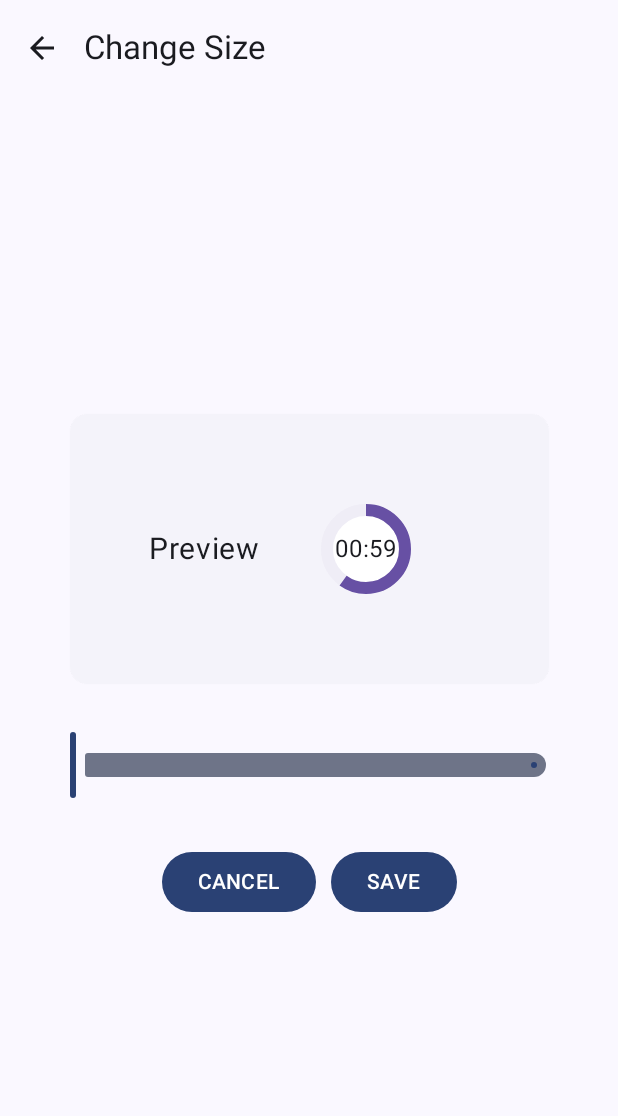
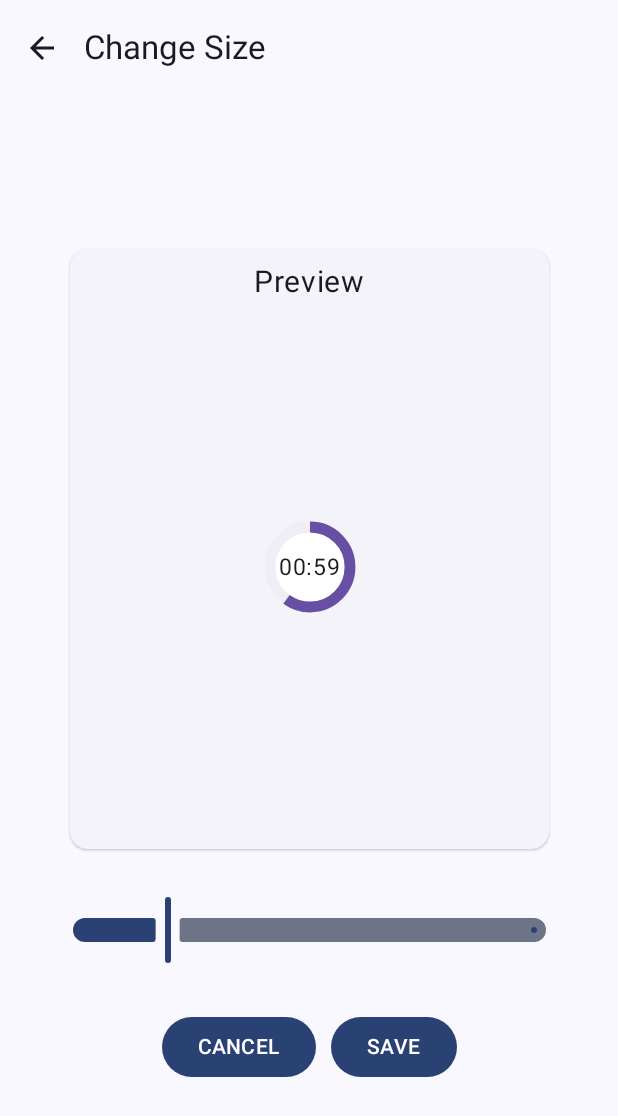
Before and after one commit to tberghuis/FloatingCountdownTimer, an Android app built with Jetpack Compose: the SizeSettingScreen screen opened through its navigation route, on a phone screen of 412 x 824 dp. Shown: the top 1116 px of the screen. Run offline under Robolectric (Android 15) with nearby library versions, the phone set to English and light mode, and no system bars; libraries missing offline, so code that uses them is left out: com.android.billingclient; 3 statements that could not run were skipped.

Commit message:
Extend allowed timer sizes and fix font scaling on most sizes

```diff
--- a/app/src/main/java/xyz/tberghuis/floatingtimer/composables/SettingsTimerPreviewCard.kt
+++ b/app/src/main/java/xyz/tberghuis/floatingtimer/composables/SettingsTimerPreviewCard.kt
@@ -2,7 +2,7 @@ package xyz.tberghuis.floatingtimer.composables
 
 import androidx.compose.foundation.layout.Arrangement
 import androidx.compose.foundation.layout.Box
-import androidx.compose.foundation.layout.Row
+import androidx.compose.foundation.layout.Column
 import androidx.compose.foundation.layout.fillMaxSize
 import androidx.compose.foundation.layout.fillMaxWidth
 import androidx.compose.foundation.layout.height
@@ -14,6 +14,7 @@ import androidx.compose.runtime.Composable
 import androidx.compose.ui.Alignment
 import androidx.compose.ui.Modifier
 import androidx.compose.ui.res.stringResource
+import androidx.compose.ui.text.style.TextAlign
 import androidx.compose.ui.unit.dp
 import androidx.compose.ui.unit.sp
 import xyz.tberghuis.floatingtimer.R
@@ -24,23 +25,27 @@ import xyz.tberghuis.floatingtimer.viewmodels.SettingsTimerPreviewVmc
 fun SettingsTimerPreviewCard(vmc: SettingsTimerPreviewVmc) {
   ElevatedCard(
     modifier = Modifier
-      .height(180.dp)
+      .height(400.dp)
       .fillMaxWidth()
   ) {
-    Row(
+    Column(
       modifier = Modifier
         .padding(10.dp)
         .fillMaxSize(),
-      horizontalArrangement = Arrangement.Center,
-      verticalAlignment = Alignment.CenterVertically,
+      horizontalAlignment = Alignment.CenterHorizontally,
     ) {
       Text(stringResource(id = R.string.preview), fontSize = 20.sp)
-      Box(
+      Column(
         modifier = Modifier
-          .width(140.dp),
-        contentAlignment = Alignment.Center,
+          .fillMaxSize(),
+        horizontalAlignment = Alignment.CenterHorizontally,
+        verticalArrangement = Arrangement.Center
       ) {
-        CountdownViewDisplay(vmc, 0.6f, 59)
+        Box(
+          contentAlignment = Alignment.Center,
+        ) {
+          CountdownViewDisplay(vmc, 0.6f, 59)
+        }
       }
     }
   }
--- a/app/src/main/java/xyz/tberghuis/floatingtimer/constants.kt
+++ b/app/src/main/java/xyz/tberghuis/floatingtimer/constants.kt
@@ -7,7 +7,7 @@ import androidx.compose.ui.unit.sp
 const val TRASH_SIZE_DP = 80
 
 val TIMER_SIZE_NO_SCALE = 60.dp
-val TIMER_FONT_SIZE_NO_SCALE = 16.sp
+val TIMER_FONT_SIZE_NO_SCALE = 15.5.sp
 
 const val INTENT_COMMAND = "xyz.tberghuis.floatingtimer.COMMAND"
 
--- a/app/src/main/java/xyz/tberghuis/floatingtimer/data/PreferencesRepository.kt
+++ b/app/src/main/java/xyz/tberghuis/floatingtimer/data/PreferencesRepository.kt
@@ -76,7 +76,7 @@ class PreferencesRepository(private val dataStore: DataStore<Preferences>) {
   }
 
   val bubbleScaleFlow: Flow<Float> = dataStore.data.map { preferences ->
-    preferences[floatPreferencesKey("bubble_scale")] ?: 0f
+    preferences[floatPreferencesKey("bubble_scale")] ?: 1f
   }
 
   suspend fun updateBubbleScale(scale: Float) {
--- a/app/src/main/java/xyz/tberghuis/floatingtimer/screens/SizeSettingScreen.kt
+++ b/app/src/main/java/xyz/tberghuis/floatingtimer/screens/SizeSettingScreen.kt
@@ -109,7 +109,7 @@ fun SliderScale(
       vmc.bubbleSizeScaleFactor = it
     },
     modifier = Modifier.fillMaxWidth(),
-    valueRange = 0f..1f,
+    valueRange = 0f..5f,
   )
 }
 
--- a/app/src/main/java/xyz/tberghuis/floatingtimer/service/Bubble.kt
+++ b/app/src/main/java/xyz/tberghuis/floatingtimer/service/Bubble.kt
@@ -15,9 +15,9 @@ interface BubbleProperties {
   val haloColor: Color
 
   companion object {
-    fun calcBubbleSizeDp(scaleFactor: Float) = TIMER_SIZE_NO_SCALE * (scaleFactor + 1)
-    fun calcArcWidth(scaleFactor: Float) = ARC_WIDTH_NO_SCALE * (0.9f * scaleFactor + 1)
-    fun calcFontSize(scaleFactor: Float) = TIMER_FONT_SIZE_NO_SCALE * (1.2 * scaleFactor + 1)
+    fun calcBubbleSizeDp(scaleFactor: Float) = TIMER_SIZE_NO_SCALE * (scaleFactor)
+    fun calcArcWidth(scaleFactor: Float) = ARC_WIDTH_NO_SCALE * (0.9f * scaleFactor)
+    fun calcFontSize(scaleFactor: Float) = TIMER_FONT_SIZE_NO_SCALE * (scaleFactor)
   }
 }
 
```
